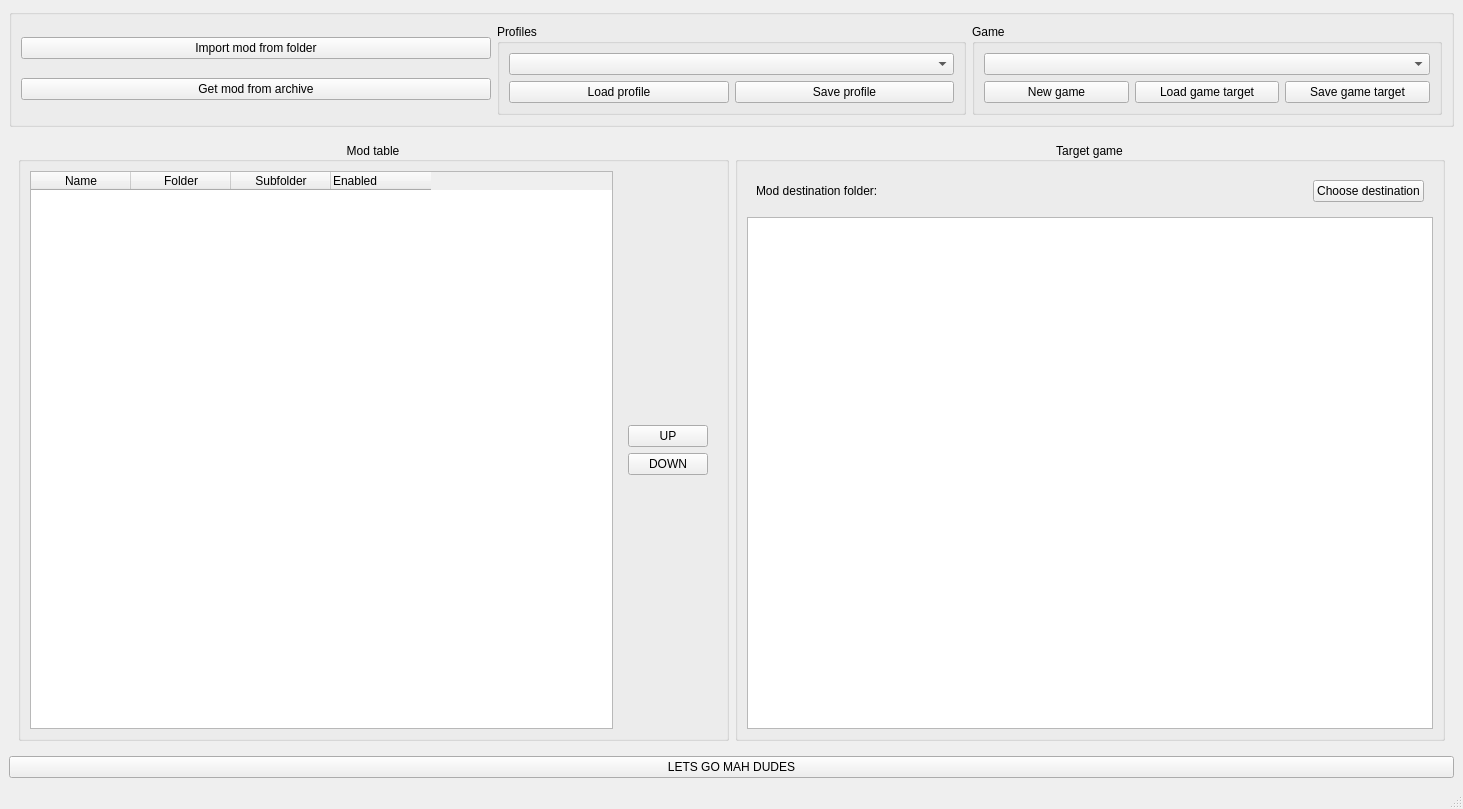
First picture: the form in ui/modbuddy.ui, repository OlavStornes/ModBuddy, before the edit.
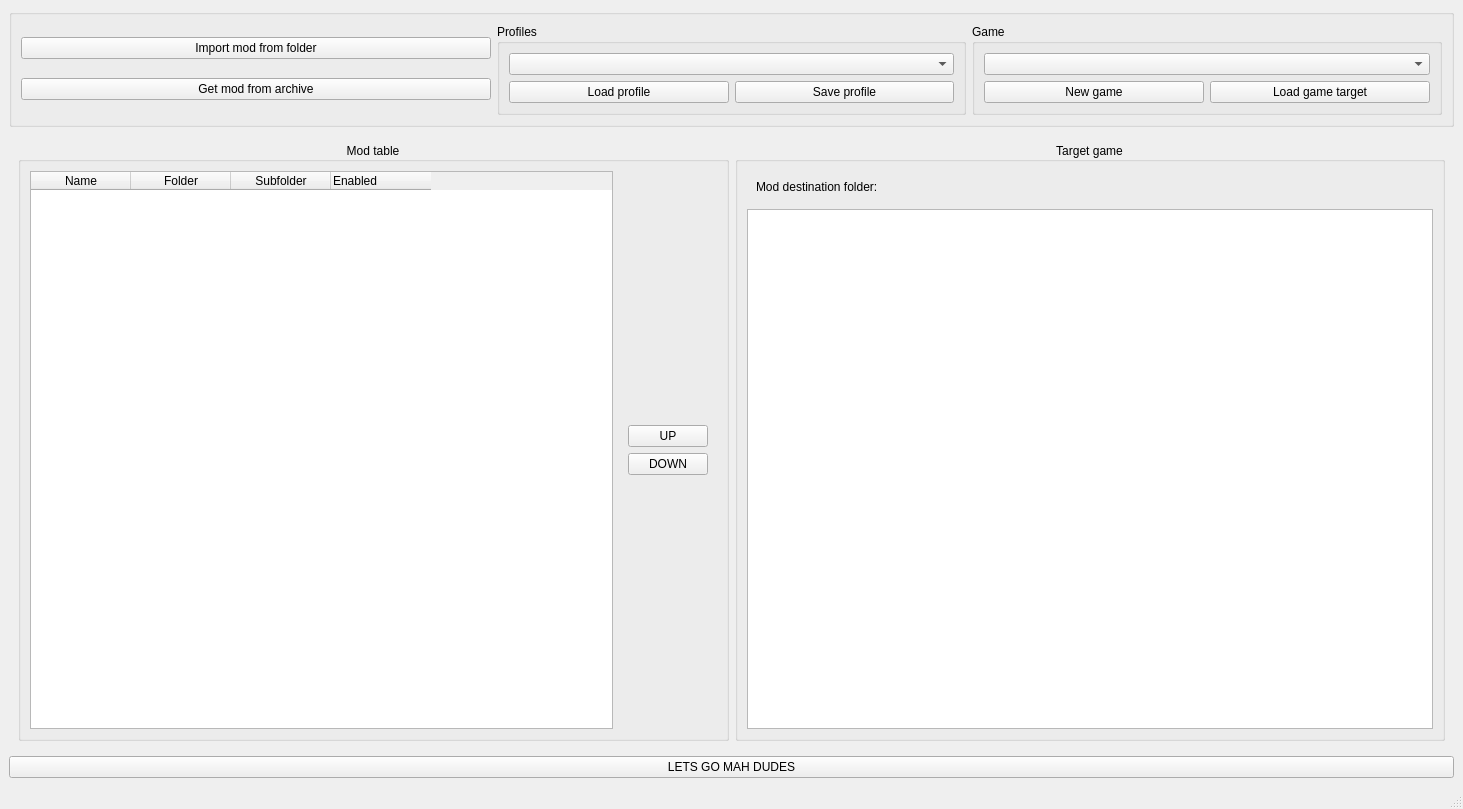
Second picture: the form after the edit.

The edit to the form file:
```diff
--- a/ui/modbuddy.ui
+++ b/ui/modbuddy.ui
@@ -71,15 +71,8 @@
           <string>Game</string>
          </property>
          <layout class="QGridLayout" name="gridLayout_3">
-          <item row="2" column="2">
-           <widget class="QPushButton" name="save_game_preset_button">
-            <property name="text">
-             <string>Save game target</string>
-            </property>
-           </widget>
-          </item>
           <item row="2" column="1">
-           <widget class="QPushButton" name="load_game_preset_button">
+           <widget class="QPushButton" name="load_game_button">
             <property name="text">
              <string>Load game target</string>
             </property>
@@ -92,7 +85,7 @@
             </property>
            </widget>
           </item>
-          <item row="0" column="0" colspan="3">
+          <item row="0" column="0" colspan="2">
            <widget class="QComboBox" name="game_combobox"/>
           </item>
          </layout>
@@ -269,19 +262,6 @@
                </property>
               </widget>
              </item>
-             <item alignment="Qt::AlignRight">
-              <widget class="QPushButton" name="mod_dest_button">
-               <property name="sizePolicy">
-                <sizepolicy hsizetype="Minimum" vsizetype="Minimum">
-                 <horstretch>0</horstretch>
-                 <verstretch>0</verstretch>
-                </sizepolicy>
-               </property>
-               <property name="text">
-                <string>Choose destination</string>
-               </property>
-              </widget>
-             </item>
             </layout>
            </widget>
           </item>
```
